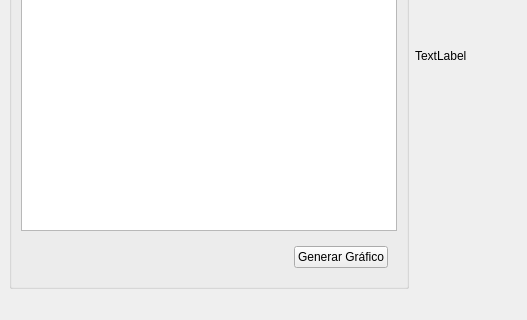
andrewrv43/P59-ESTRUCTURA-PROYECTO-P2, file ingresodenotas.ui: the form before one commit; both pictures show x 0 to 527 and y 206 to 526 of the 944 by 526 pixel window.
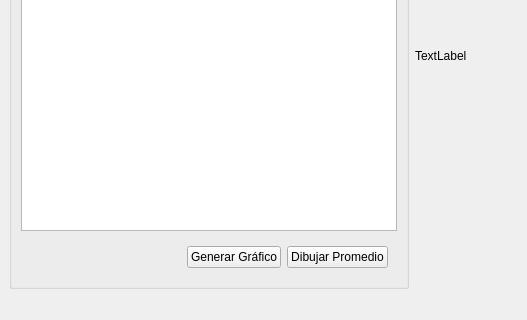
The form after the commit.

Commit message: Linea promedio

```diff
--- a/ingresodenotas.ui
+++ b/ingresodenotas.ui
@@ -131,6 +131,13 @@
             </property>
            </widget>
           </item>
+          <item>
+           <widget class="QPushButton" name="btnLineaPromedio">
+            <property name="text">
+             <string>Dibujar Promedio</string>
+            </property>
+           </widget>
+          </item>
          </layout>
         </widget>
        </item>
```
The commit also changes 3 other files.
